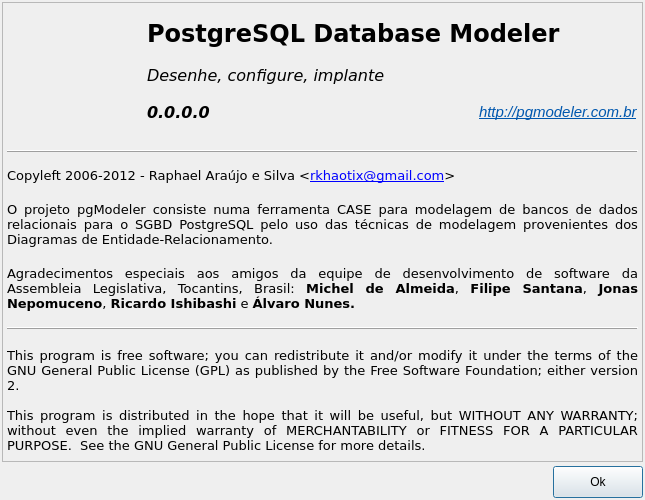
Qt form libpgmodeler_ui/ui/formsobre.ui (pgmodeler/pgmodeler) before a commit.
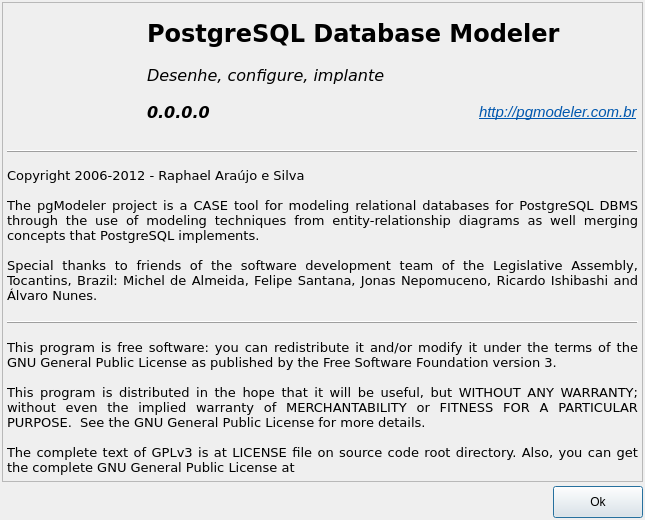
The same form after that commit. Icons and pictures are not drawn.

Commit message: Update splashscreen image. Updated the "about" form with GPL3 text.

```diff
--- a/libpgmodeler_ui/ui/formsobre.ui
+++ b/libpgmodeler_ui/ui/formsobre.ui
@@ -10,7 +10,7 @@
     <x>0</x>
     <y>0</y>
     <width>645</width>
-    <height>500</height>
+    <height>520</height>
    </rect>
   </property>
   <property name="sizePolicy">
@@ -22,13 +22,13 @@
   <property name="minimumSize">
    <size>
     <width>645</width>
-    <height>500</height>
+    <height>520</height>
    </size>
   </property>
   <property name="maximumSize">
    <size>
     <width>645</width>
-    <height>500</height>
+    <height>520</height>
    </size>
   </property>
   <property name="windowTitle">
@@ -289,18 +289,14 @@
          </font>
         </property>
         <property name="text">
-         <string>&lt;!DOCTYPE HTML PUBLIC &quot;-//W3C//DTD HTML 4.0//EN&quot; &quot;http://www.w3.org/TR/REC-html40/strict.dtd&quot;&gt;
-&lt;html&gt;&lt;head&gt;&lt;meta name=&quot;qrichtext&quot; content=&quot;1&quot; /&gt;&lt;style type=&quot;text/css&quot;&gt;
-p, li { white-space: pre-wrap; }
-&lt;/style&gt;&lt;/head&gt;&lt;body style=&quot; font-family:'DejaVu Sans'; font-size:10pt; font-weight:400; font-style:normal;&quot;&gt;
-&lt;p style=&quot; margin-top:0px; margin-bottom:0px; margin-left:0px; margin-right:0px; -qt-block-indent:0; text-indent:0px;&quot;&gt;&lt;span style=&quot; font-family:'Tahoma';&quot;&gt;Copyleft 2006-2012 - Raphael Araújo e Silva &amp;lt;&lt;/span&gt;&lt;a href=&quot;rkhaotix@gmail.com&quot;&gt;&lt;span style=&quot; font-family:'Tahoma'; text-decoration: underline; color:#0000ff;&quot;&gt;rkhaotix@gmail.com&lt;/span&gt;&lt;/a&gt;&lt;span style=&quot; font-family:'Tahoma';&quot;&gt;&amp;gt;&lt;/span&gt;&lt;/p&gt;
-&lt;p style=&quot;-qt-paragraph-type:empty; margin-top:0px; margin-bottom:0px; margin-left:0px; margin-right:0px; -qt-block-indent:0; text-indent:0px; font-family:'Tahoma';&quot;&gt;&lt;/p&gt;
-&lt;p style=&quot; margin-top:0px; margin-bottom:0px; margin-left:0px; margin-right:0px; -qt-block-indent:0; text-indent:0px;&quot;&gt;&lt;span style=&quot; font-family:'Tahoma';&quot;&gt;O projeto pgModeler consiste numa ferramenta CASE para modelagem de bancos de dados relacionais para o SGBD PostgreSQL pelo uso das técnicas de modelagem provenientes dos Diagramas de Entidade-Relacionamento.&lt;/span&gt;&lt;/p&gt;
-&lt;p style=&quot;-qt-paragraph-type:empty; margin-top:0px; margin-bottom:0px; margin-left:0px; margin-right:0px; -qt-block-indent:0; text-indent:0px; font-family:'Tahoma';&quot;&gt;&lt;/p&gt;
-&lt;p style=&quot; margin-top:0px; margin-bottom:0px; margin-left:0px; margin-right:0px; -qt-block-indent:0; text-indent:0px;&quot;&gt;&lt;span style=&quot; font-family:'Tahoma';&quot;&gt;Agradecimentos especiais aos amigos da equipe de desenvolvimento de software da Assembleia Legislativa, Tocantins, Brasil: &lt;/span&gt;&lt;span style=&quot; font-family:'Tahoma'; font-weight:600;&quot;&gt;Michel de Almeida&lt;/span&gt;&lt;span style=&quot; font-family:'Tahoma';&quot;&gt;, &lt;/span&gt;&lt;span style=&quot; font-family:'Tahoma'; font-weight:600;&quot;&gt;Filipe Santana&lt;/span&gt;&lt;span style=&quot; font-family:'Tahoma';&quot;&gt;, &lt;/span&gt;&lt;span style=&quot; font-family:'Tahoma'; font-weight:600;&quot;&gt;Jonas Nepomuceno&lt;/span&gt;&lt;span style=&quot; font-family:'Tahoma';&quot;&gt;, &lt;/span&gt;&lt;span style=&quot; font-family:'Tahoma'; font-weight:600;&quot;&gt;Ricardo Ishibashi&lt;/span&gt;&lt;span style=&quot; font-family:'Tahoma';&quot;&gt; e &lt;/span&gt;&lt;span style=&quot; font-family:'Tahoma'; font-weight:600;&quot;&gt;Álvaro Nunes.&lt;/span&gt;&lt;/p&gt;&lt;/body&gt;&lt;/html&gt;</string>
+         <string>Copyright 2006-2012 - Raphael Araújo e Silva &lt;rkhaotix@gmail.com&gt;
+
+The pgModeler project is a CASE tool for modeling relational databases for PostgreSQL DBMS through the use of modeling techniques from entity-relationship diagrams as well merging concepts that PostgreSQL implements.
+
+Special thanks to friends of the software development team of the Legislative Assembly, Tocantins, Brazil: Michel de Almeida, Felipe Santana, Jonas Nepomuceno, Ricardo Ishibashi and Álvaro Nunes.</string>
         </property>
         <property name="textFormat">
-         <enum>Qt::RichText</enum>
+         <enum>Qt::PlainText</enum>
         </property>
         <property name="alignment">
          <set>Qt::AlignJustify|Qt::AlignTop</set>
@@ -356,9 +352,11 @@
          <enum>QFrame::Sunken</enum>
         </property>
         <property name="text">
-         <string>This program is free software; you can redistribute it and/or modify it under the terms of the GNU General Public License (GPL) as published by the Free Software Foundation; either version 2.
+         <string>This program is free software: you can redistribute it and/or modify it under the terms of the GNU General Public License as published by the Free Software Foundation version 3.
 
-This program is distributed in the hope that it will be useful, but WITHOUT ANY WARRANTY; without even the implied warranty of MERCHANTABILITY or FITNESS FOR A PARTICULAR PURPOSE.  See the GNU General Public License for more details.</string>
+This program is distributed in the hope that it will be useful, but WITHOUT ANY WARRANTY; without even the implied warranty of MERCHANTABILITY or FITNESS FOR A PARTICULAR PURPOSE.  See the GNU General Public License for more details.
+
+The complete text of GPLv3 is at LICENSE file on source code root directory. Also, you can get the complete GNU General Public License at &lt;http://www.gnu.org/licenses/&gt;</string>
         </property>
         <property name="textFormat">
          <enum>Qt::PlainText</enum>
```
The commit also changes 3 other files.
